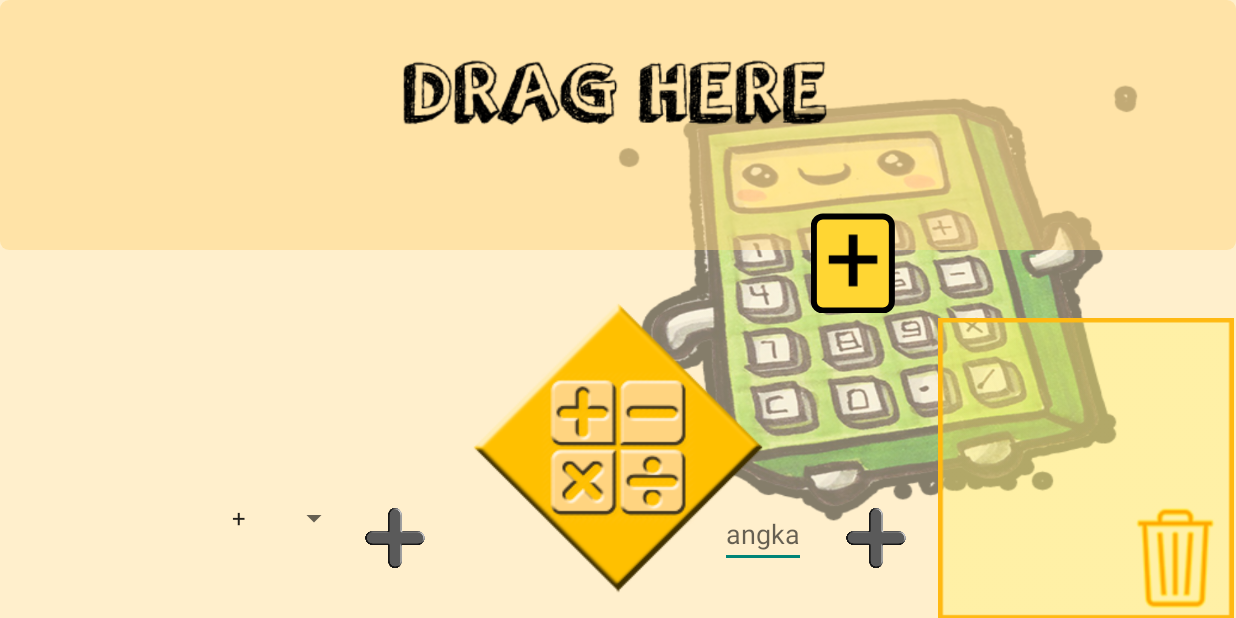
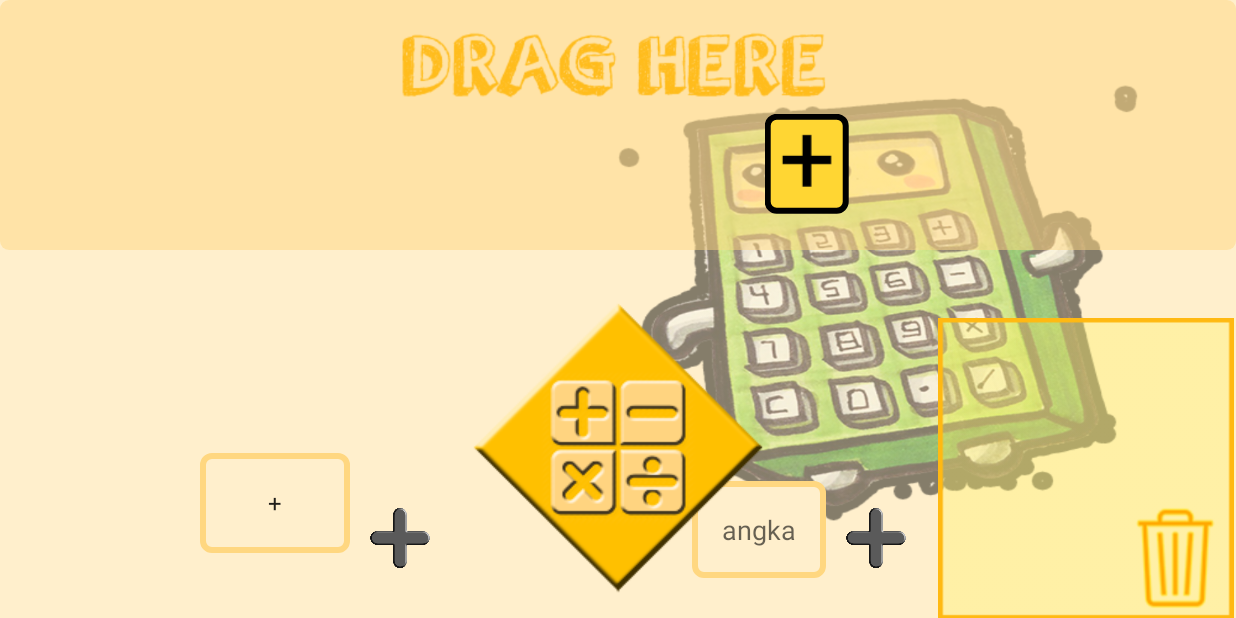
Before and after one commit to vgnaruto/PBD-CALCULATOR, an Android app: the screen it shows after launch (MainActivity), after a tap on an icon or button, on a phone screen of 824 x 412 dp (held sideways). Run offline under Robolectric (Android 15) with nearby library versions, the phone set to English and light mode, and no system bars; 2 other taps on this screen came first.

Commit message:
Layout + Calculator
-Ngebenerin layout
-Cara menghitung dibenerin lagi

```diff
--- a/Calculator/app/src/main/java/com/example/android/calculator/Calculator.java
+++ b/Calculator/app/src/main/java/com/example/android/calculator/Calculator.java
@@ -1,4 +1,8 @@
 package com.example.android.calculator;
+
+import android.util.Log;
+
+import java.util.LinkedList;
 
 /**
  * Kelas ini yang akan mengatur operasi matematika
@@ -7,7 +11,7 @@ package com.example.android.calculator;
  */
 
 public class Calculator {
-    //TODO LENGKAPIN KODE DI BAWAH INI( UNTUK ARIO)
+    public static double result = 0;
     public static double calculate(String operand1, String operand2, String operator){
         double op1 = Double.parseDouble(operand1);
         double op2 = Double.parseDouble(operand2);
@@ -32,4 +36,47 @@ public class Calculator {
         }
         return result;
     }
+    public static boolean getAnswer(LinkedList<CustomImageView> ll){
+        result = 0;
+        int jumlahOperator = 0;
+        int jumlahOperand = 0;
+        String op1 = "",op2 = "",ot = "";
+        boolean bagianOperand = true;
+        while(!ll.isEmpty()){
+            CustomImageView civ = ll.removeFirst();
+//            if(civ ==null){
+//                Log.d("CALCULATE","NULL");
+//            }else{
+//                Log.d("CALCULATE",civ.getText());
+//            }
+            if(civ != null){
+                if(!civ.getIsOperator() && bagianOperand){
+                    if(op1.equalsIgnoreCase("")){
+                        op1 = civ.getText();
+                    }else{
+                        op2 = civ.getText();
+                        op1 = ""+Calculator.calculate(op1,op2,ot);
+                        result = Double.parseDouble(op1);
+                        op2 = "";
+                        ot = "";
+                    }
+                    bagianOperand = false;
+                    jumlahOperand ++;
+                }else if(civ.getIsOperator() && !bagianOperand){
+                    ot = civ.getText();
+                    jumlahOperator++;
+                    bagianOperand = true;
+                }else{
+                    return false;
+                }
+            }
+        }
+        if(jumlahOperand == 1 && jumlahOperator == 0){
+            return false;
+        }else if(jumlahOperand - jumlahOperator != 1){
+            return false;
+        }else {
+            return true;
+        }
+    }
 }
--- a/Calculator/app/src/main/java/com/example/android/calculator/CustomTouchListener.java
+++ b/Calculator/app/src/main/java/com/example/android/calculator/CustomTouchListener.java
@@ -1,5 +1,7 @@
 package com.example.android.calculator;
 
+import android.util.Log;
+import android.view.GestureDetector;
 import android.view.MotionEvent;
 import android.view.View;
 import android.view.ViewGroup;
--- /dev/null
+++ b/Calculator/app/src/main/res/drawable/border_umum.xml
@@ -0,0 +1,17 @@
+<?xml version="1.0" encoding="utf-8"?>
+<shape
+    xmlns:android="http://schemas.android.com/apk/res/android"
+    android:shape="rectangle">
+    <solid
+        android:color="@color/lightOrange"/>
+    <corners
+        android:topLeftRadius="6dp"
+        android:topRightRadius="6dp"
+        android:bottomRightRadius="6dp"
+        android:bottomLeftRadius="6dp">
+    </corners>
+    <stroke
+        android:width="4dp"
+        android:color="@color/darkLightOrange"/>
+
+</shape>
--- a/Calculator/app/src/main/res/layout/activity_calculator.xml
+++ b/Calculator/app/src/main/res/layout/activity_calculator.xml
@@ -10,11 +10,12 @@
         android:layout_width="150px"
         android:layout_height="100px"
         android:layout_alignParentBottom="true"
-        android:layout_marginBottom="50px"
         android:layout_alignParentLeft="true"
         android:layout_marginLeft="200px"
-        android:layout_marginRight="10dp"
-        android:textAlignment="center"></Spinner>
+        android:layout_marginBottom="65px"
+        android:layout_marginRight="20px"
+        android:textAlignment="center"
+        android:background="@drawable/border_umum"/>
 
     <ImageButton
         android:id="@+id/bAddOperator"
@@ -33,12 +34,14 @@
         android:layout_height="wrap_content"
         android:layout_alignParentBottom="true"
         android:layout_centerHorizontal="true"
-        android:layout_marginBottom="50px"
-        android:layout_marginRight="40px"
+        android:padding="30px"
+        android:layout_marginBottom="40px"
+        android:layout_marginRight="20px"
         android:layout_toLeftOf="@id/bAddOperand"
         android:hint="angka"
         android:inputType="number"
-        android:maxLength="8" />
+        android:maxLength="8"
+        android:background="@drawable/border_umum"/>
 
     <ImageButton
         android:id="@+id/bAddOperand"
```
Also changed, not shown: Calculator/app/src/main/java/com/example/android/calculator/MainActivity.java (+133 -72 lines), Calculator/app/src/main/res/drawable/drag_here.png, 2 other files. Lines whose indentation alone changed are shown as unchanged.
